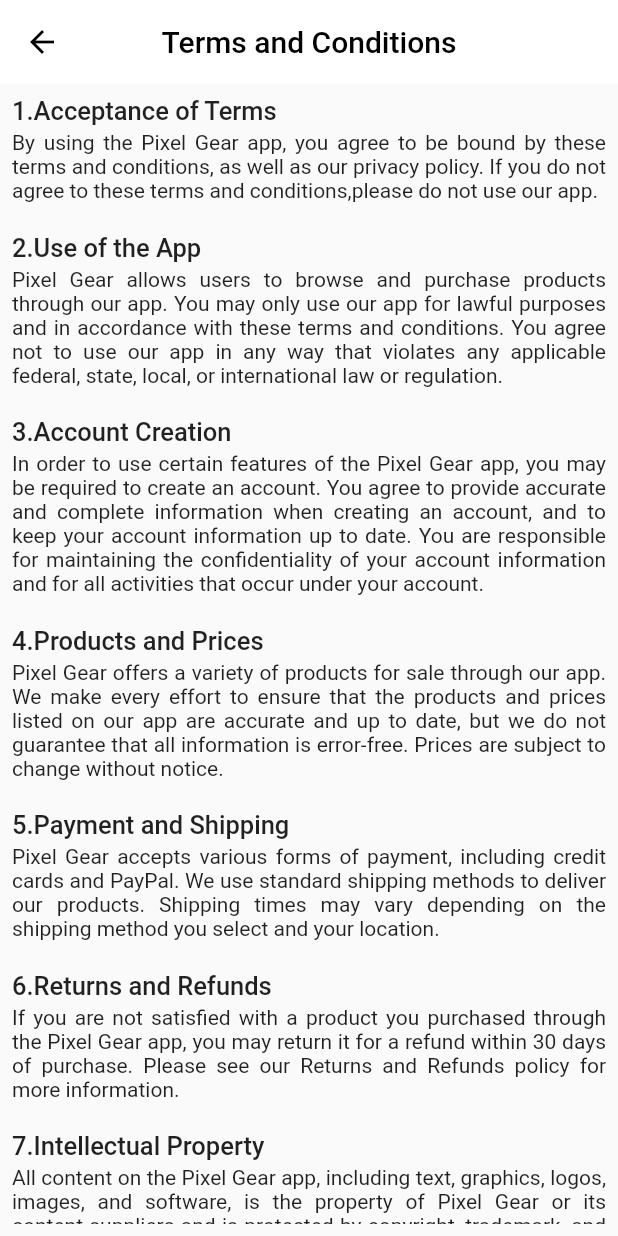
After one commit to ajeesh1989/E-commerce-Pixel-Gear, a Flutter app: the TermsAndConditions screen opened directly, on a phone screen of 412 x 824 dp. The commit adds this screen. Run offline on Flutter 3.47's test engine with Material 2 defaults, Android fonts, the phone set to English and light mode, and no system bars; our stand-ins replace carousel_slider, device_preview, dio, flutter_otp_text_field, flutter_rating_bar, flutter_secure_storage and 7 more; missing offline and left inert: flutter_custom_cards, razorpay_flutter; accounts and stored records are empty; network calls fail.

Commit message:
terms and condtitions

```diff
--- a/lib/api/api_baseurl.dart
+++ b/lib/api/api_baseurl.dart
@@ -1,3 +1,3 @@
 class ApiBaseUrl {
-  String baseUrl = 'http://10.4.4.132:5000';
+  String baseUrl = 'http://10.4.2.163:5000';
 }
--- a/lib/screen/Order_place/view/order_place.dart
+++ b/lib/screen/Order_place/view/order_place.dart
@@ -35,7 +35,7 @@
                 leading: IconButton(
                   onPressed: () => Get.back(),
                   icon: const Icon(
-                    Icons.arrow_back_ios,
+                    Icons.arrow_back,
                     color: kblackcolor,
                   ),
                 ),
@@ -99,6 +99,8 @@
                             OrderDetails(
                               model: model,
                               index: index,
+                              height: height,
+                              width: width,
                             ),
                           );
                         },
--- a/lib/screen/Ordersummary/view/oderssummary.dart
+++ b/lib/screen/Ordersummary/view/oderssummary.dart
@@ -48,6 +48,7 @@
                       color: kblackcolor,
                     ),
                   ),
+                  centerTitle: true,
                   title: const Text(
                     'Order Summary',
                     style: TextStyle(color: kblackcolor, fontSize: 20),
@@ -126,12 +127,12 @@
                                         color: kwhitecolor, fontSize: 18),
                                   ),
                                 ),
-                              )
+                              ),
                             ],
                           ),
                         ),
                       ),
-                    )
+                    ),
                   ],
                 ),
               );
--- a/lib/screen/Ordersummary/widgets/summary.dart
+++ b/lib/screen/Ordersummary/widgets/summary.dart
@@ -27,11 +27,11 @@
               page == 1
                   ? '${ApiBaseUrl().baseUrl}/products/${adrres.model.image[0]}'
                   : '${ApiBaseUrl().baseUrl}/products/${cartcontrol.cartList!.products[index].product.image[0]}',
-              height: 150,
-              width: 150,
+              height: 120,
+              width: 120,
             ),
             Padding(
-              padding: const EdgeInsets.only(top: 13.0),
+              padding: const EdgeInsets.only(top: 15.0),
               child: Column(
                 crossAxisAlignment: CrossAxisAlignment.start,
                 children: [
--- /dev/null
+++ b/lib/screen/privacypolicy/privacy_policy.dart
@@ -0,0 +1,127 @@
+import 'package:flutter/material.dart';
+import 'package:get/get.dart';
+import 'package:pixel_gear/core/colors.dart';
+
+class PrivacyPolicy extends StatelessWidget {
+  const PrivacyPolicy({super.key});
+
+  @override
+  Widget build(BuildContext context) {
+    return Scaffold(
+      appBar: AppBar(
+        elevation: 0,
+        backgroundColor: kwhitecolor,
+        centerTitle: true,
+        title: const Text(
+          'Privacy Policy',
+          style: TextStyle(color: kblackcolor),
+        ),
+        leading: IconButton(
+          onPressed: () {
+            Get.back();
+          },
+          icon: const Icon(
+            Icons.arrow_back,
+            color: kblackcolor,
+          ),
+        ),
+      ),
+      body: Padding(
+        padding: const EdgeInsets.all(8.0),
+        child: SingleChildScrollView(
+          child: Column(
+            crossAxisAlignment: CrossAxisAlignment.start,
+            children: const [
+              Text(
+                'Introduction',
+                style: TextStyle(fontWeight: FontWeight.w500, fontSize: 17),
+              ),
+              Padding(
+                padding: EdgeInsets.only(top: 3.0),
+                child: Text(
+                    textAlign: TextAlign.justify,
+                    '\nPixel Gear E-commerce App is committed to protecting the privacy of our users. This Privacy Policy describes how we collect, use, and disclose information about users of our mobile application (the "App").'),
+              ),
+              Text(
+                '\nInformation We Collect',
+                style: TextStyle(fontWeight: FontWeight.w500, fontSize: 17),
+              ),
+              Text(
+                '\n\nWe collect the following information when you use our App:',
+                style: TextStyle(fontWeight: FontWeight.w500, fontSize: 17),
+              ),
+              Padding(
+                padding: EdgeInsets.only(top: 3.0),
+                child: Text(
+                    textAlign: TextAlign.justify,
+                    '\n1.Personal Information: When you create an account, we may collect your name, email address, phone number, billing and shipping addresses, and payment information.'),
+              ),
+              Padding(
+                padding: EdgeInsets.only(top: 3.0),
+                child: Text(
+                    textAlign: TextAlign.justify,
+                    '\n2.Device Information: We may collect information about your device, including the type of device you use, operating system version, and the device identifier.'),
+              ),
+              Padding(
+                padding: EdgeInsets.only(top: 3.0),
+                child: Text(
+                    textAlign: TextAlign.justify,
+                    '\n3.Usage Information: We may collect information about how you use our App, including the pages you view, the time you spend on each page, and the actions you take.'),
+              ),
+              Text(
+                '\nHow We Use Your Information',
+                style: TextStyle(fontWeight: FontWeight.w500, fontSize: 17),
+              ),
+              Text(
+                '\n\nWe use the information we collect to:',
+                style: TextStyle(fontWeight: FontWeight.w500, fontSize: 17),
+              ),
+              Padding(
+                padding: EdgeInsets.only(top: 3.0),
+                child: Text(
+                    textAlign: TextAlign.justify,
+                    '\n1.Process and fulfill orders you place through the App.'),
+              ),
+              Padding(
+                padding: EdgeInsets.only(top: 3.0),
+                child: Text(
+                    textAlign: TextAlign.justify,
+                    '\n2.Provide customer service and support.'),
+              ),
+              Padding(
+                padding: EdgeInsets.only(top: 3.0),
+                child: Text(
+                    textAlign: TextAlign.justify,
+                    '\n3.Improve our App and develop new products and services.'),
+              ),
+              Padding(
+                padding: EdgeInsets.only(top: 3.0),
+                child: Text(
+                    textAlign: TextAlign.justify,
+                    '\n4.Personalize your experience on our App.'),
+              ),
+              Padding(
+                padding: EdgeInsets.only(top: 3.0),
+                child: Text(
+                    textAlign: TextAlign.justify,
+                    '\n5.Communicate with you about our products, services, promotions, and special offers.'),
+              ),
+              Padding(
+                padding: EdgeInsets.only(top: 3.0),
+                child: Text(
+                    textAlign: TextAlign.justify,
+                    '\n6.Detect and prevent fraud and other illegal activities.'),
+              ),
+              Padding(
+                padding: EdgeInsets.only(top: 3.0),
+                child: Text(
+                    textAlign: TextAlign.justify,
+                    '\n7.Comply with legal and regulatory requirements.'),
+              ),
+            ],
+          ),
+        ),
+      ),
+    );
+  }
+}
--- /dev/null
+++ b/lib/screen/termsAndconditions/terms.dart
@@ -0,0 +1,141 @@
+import 'package:flutter/material.dart';
+import 'package:flutter/src/widgets/framework.dart';
+import 'package:flutter/src/widgets/placeholder.dart';
+import 'package:get/get.dart';
+import 'package:pixel_gear/core/colors.dart';
+
+class TermsAndConditions extends StatelessWidget {
+  const TermsAndConditions({super.key});
+
+  @override
+  Widget build(BuildContext context) {
+    return Scaffold(
+      appBar: AppBar(
+        elevation: 0,
+        backgroundColor: kwhitecolor,
+        centerTitle: true,
+        title: const Text(
+          'Terms and Conditions',
+          style: TextStyle(color: kblackcolor),
+        ),
+        leading: IconButton(
+          onPressed: () {
+            Get.back();
+          },
+          icon: const Icon(
+            Icons.arrow_back,
+            color: kblackcolor,
+          ),
+        ),
+      ),
+      body: Padding(
+        padding: const EdgeInsets.all(8.0),
+        child: SingleChildScrollView(
+          child: Column(
+            crossAxisAlignment: CrossAxisAlignment.start,
+            children: const [
+              Text(
+                '1.Acceptance of Terms',
+                style: TextStyle(fontWeight: FontWeight.w500, fontSize: 17),
+              ),
+              Padding(
+                padding: EdgeInsets.only(top: 3.0),
+                child: Text(
+                    textAlign: TextAlign.justify,
+                    'By using the Pixel Gear app, you agree to be bound by these terms and conditions, as well as our privacy policy. If you do not agree to these terms and conditions,please do not use our app.'),
+              ),
+              Text(
+                '\n2.Use of the App',
+                style: TextStyle(fontWeight: FontWeight.w500, fontSize: 17),
+              ),
+              Padding(
+                padding: EdgeInsets.only(top: 3.0),
+                child: Text(
+                  textAlign: TextAlign.justify,
+                  'Pixel Gear allows users to browse and purchase products through our app. You may only use our app for lawful purposes and in accordance with these terms and conditions. You agree not to use our app in any way that violates any applicable federal, state, local, or international law or regulation.',
+                ),
+              ),
+              Text(
+                '\n3.Account Creation',
+                style: TextStyle(fontWeight: FontWeight.w500, fontSize: 17),
+              ),
+              Padding(
+                padding: EdgeInsets.only(top: 3.0),
+                child: Text(
+                  textAlign: TextAlign.justify,
+                  'In order to use certain features of the Pixel Gear app, you may be required to create an account. You agree to provide accurate and complete information when creating an account, and to keep your account information up to date. You are responsible for maintaining the confidentiality of your account information and for all activities that occur under your account.',
+                ),
+              ),
+              Text(
+                '\n4.Products and Prices',
+                style: TextStyle(fontWeight: FontWeight.w500, fontSize: 17),
+              ),
+              Padding(
+                padding: EdgeInsets.only(top: 3.0),
+                child: Text(
+                  textAlign: TextAlign.justify,
+                  'Pixel Gear offers a variety of products for sale through our app. We make every effort to ensure that the products and prices listed on our app are accurate and up to date, but we do not guarantee that all information is error-free. Prices are subject to change without notice.',
+                ),
+              ),
+              Text(
+                '\n5.Payment and Shipping',
+                style: TextStyle(fontWeight: FontWeight.w500, fontSize: 17),
+              ),
+              Padding(
+                padding: EdgeInsets.only(top: 3.0),
+                child: Text(
+                  textAlign: TextAlign.justify,
+                  'Pixel Gear accepts various forms of payment, including credit cards and PayPal. We use standard shipping methods to deliver our products. Shipping times may vary depending on the shipping method you select and your location.',
+                ),
+              ),
+              Text(
+                '\n6.Returns and Refunds',
+                style: TextStyle(fontWeight: FontWeight.w500, fontSize: 17),
+              ),
+              Padding(
+                padding: EdgeInsets.only(top: 3.0),
+                child: Text(
+                  textAlign: TextAlign.justify,
+                  'If you are not satisfied with a product you purchased through the Pixel Gear app, you may return it for a refund within 30 days of purchase. Please see our Returns and Refunds policy for more information.',
+                ),
+              ),
+              Text(
+                '\n7.Intellectual Property',
+                style: TextStyle(fontWeight: FontWeight.w500, fontSize: 17),
+              ),
+              Padding(
+                padding: EdgeInsets.only(top: 3.0),
+                child: Text(
+                  textAlign: TextAlign.justify,
+                  'All content on the Pixel Gear app, including text, graphics, logos, images, and software, is the property of Pixel Gear or its content suppliers and is protected by copyright, trademark, and other intellectual property laws. You may not use any content from our app without our express written permission.',
+                ),
+              ),
+              Text(
+                '\n8.Disclaimer of Warranties',
+                style: TextStyle(fontWeight: FontWeight.w500, fontSize: 17),
+              ),
+              Padding(
+                padding: EdgeInsets.only(top: 3.0),
+                child: Text(
+                  textAlign: TextAlign.justify,
+                  'Pixel Gear makes no representations or warranties of any kind, express or implied, as to the operation of our app or the information, content, materials, or products included on our app. To the full extent permissible by applicable law, Pixel Gear disclaims all warranties, express or implied, including but not limited to implied warranties of merchantability and fitness for a particular purpose.',
+                ),
+              ),
+              Text(
+                '\n9.Changes to Terms and Conditions',
+                style: TextStyle(fontWeight: FontWeight.w500, fontSize: 17),
+              ),
+              Padding(
+                padding: EdgeInsets.only(top: 3.0),
+                child: Text(
+                  textAlign: TextAlign.justify,
+                  'Pixel Gear reserves the right to update or modify these terms and conditions at any time without prior notice. Your continued use of the Pixel Gear app following any such changes constitutes your acceptance of the new terms and conditions.',
+                ),
+              ),
+            ],
+          ),
+        ),
+      ),
+    );
+  }
+}
```
Also changed, not shown: lib/screen/home/view/widgets/drawerWidget.dart (+21 -30 lines), lib/screen/home/view/widgets/home_grid.dart (+7 -5 lines), lib/screen/orderDetails/view/orderDetails.dart (+50 -7 lines), lib/screen/product/view/product.dart (+1 -9 lines).
